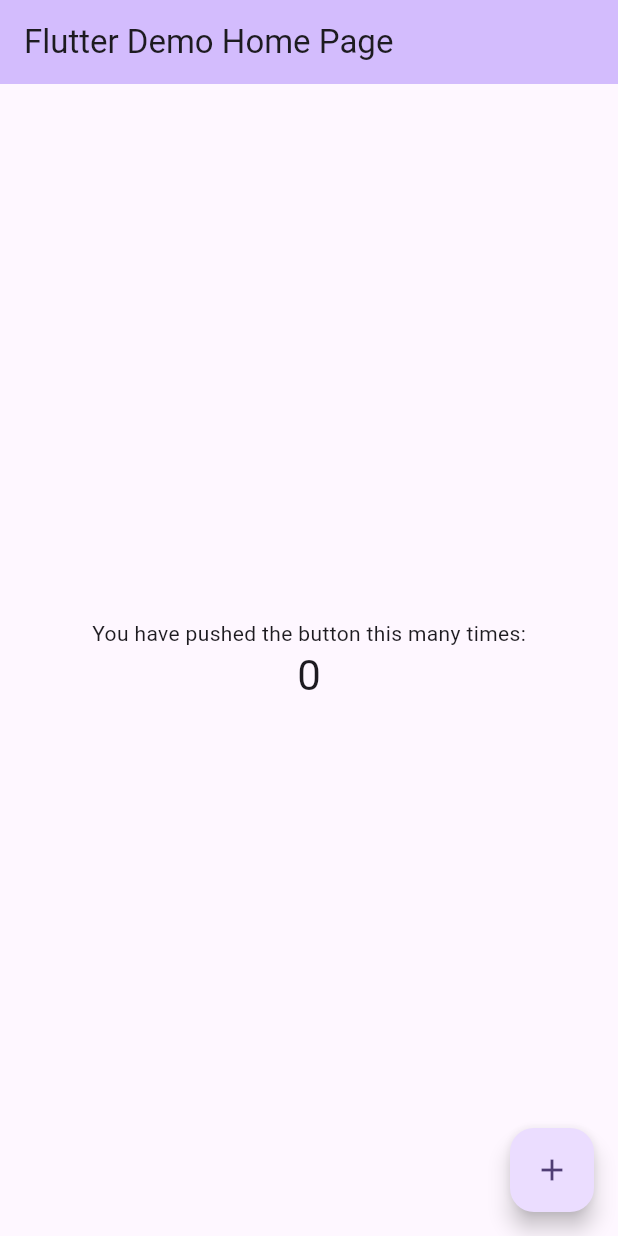
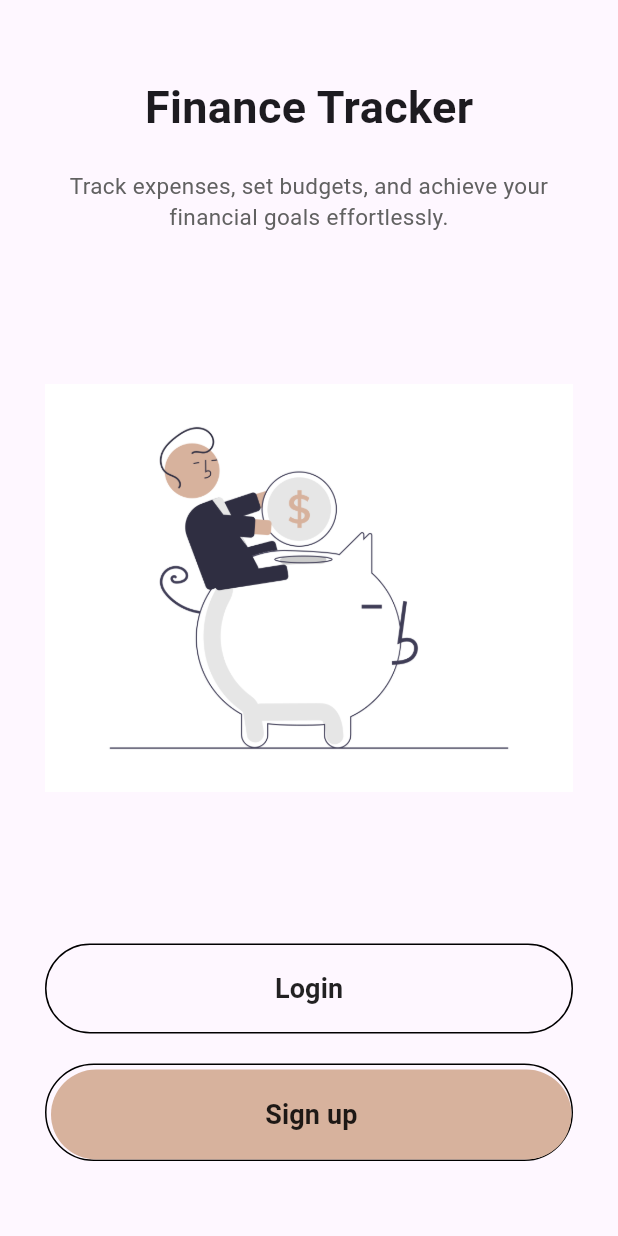
Before and after one commit to KushalAmatya/Finance_Tracker, a Flutter app: the screen it shows after launch, on a phone screen of 412 x 824 dp. Run offline on Flutter 3.47's test engine with Material 3 defaults, Android fonts, the phone set to English and light mode, and no system bars; our stand-ins replace animate_do.

Commit message:
Login GUI

```diff
--- a/lib/main.dart
+++ b/lib/main.dart
@@ -1,125 +1,125 @@
+// ignore_for_file: prefer_const_constructors
+
+import 'package:animate_do/animate_do.dart';
+
 import 'package:flutter/material.dart';
+import 'package:flutter/cupertino.dart';
+
+import 'authscreen/login.dart';
+import 'authscreen/signup.dart';
 
 void main() {
-  runApp(const MyApp());
+  runApp(MaterialApp(
+    debugShowCheckedModeBanner: false,
+    home: HomePage(),
+  ));
 }
 
-class MyApp extends StatelessWidget {
-  const MyApp({super.key});
-
-  // This widget is the root of your application.
+class HomePage extends StatelessWidget {
   @override
   Widget build(BuildContext context) {
-    return MaterialApp(
-      title: 'Flutter Demo',
-      theme: ThemeData(
-        // This is the theme of your application.
-        //
-        // TRY THIS: Try running your application with "flutter run". You'll see
-        // the application has a purple toolbar. Then, without quitting the app,
-        // try changing the seedColor in the colorScheme below to Colors.green
-        // and then invoke "hot reload" (save your changes or press the "hot
-        // reload" button in a Flutter-supported IDE, or press "r" if you used
-        // the command line to start the app).
-        //
-        // Notice that the counter didn't reset back to zero; the application
-        // state is not lost during the reload. To reset the state, use hot
-        // restart instead.
-        //
-        // This works for code too, not just values: Most code changes can be
-        // tested with just a hot reload.
-        colorScheme: ColorScheme.fromSeed(seedColor: Colors.deepPurple),
-        useMaterial3: true,
+    return Scaffold(
+      body: SafeArea(
+        child: Container(
+          width: double.infinity,
+          height: MediaQuery.of(context).size.height,
+          padding: EdgeInsets.symmetric(horizontal: 30, vertical: 50),
+          child: Column(
+            mainAxisAlignment: MainAxisAlignment.spaceBetween,
+            crossAxisAlignment: CrossAxisAlignment.center,
+            children: <Widget>[
+              Column(
+                children: <Widget>[
+                  FadeInUp(
+                      duration: Duration(milliseconds: 1000),
+                      child: Text(
+                        "Finance Tracker",
+                        style: TextStyle(
+                            fontWeight: FontWeight.bold, fontSize: 30),
+                      )),
+                  SizedBox(
+                    height: 20,
+                  ),
+                  FadeInUp(
+                      duration: Duration(milliseconds: 1200),
+                      child: Text(
+                        "Track expenses, set budgets, and achieve your financial goals effortlessly.",
+                        textAlign: TextAlign.center,
+                        style: TextStyle(color: Colors.grey[700], fontSize: 15),
+                      )),
+                ],
+              ),
+              FadeInUp(
+                  duration: Duration(milliseconds: 1400),
+                  child: Container(
+                    height: MediaQuery.of(context).size.height / 3,
+                    decoration: BoxDecoration(
+                        image: DecorationImage(
+                            image: AssetImage('assets/piggy.png'))),
+                  )),
+              Column(
+                children: <Widget>[
+                  FadeInUp(
+                      duration: Duration(milliseconds: 1500),
+                      child: MaterialButton(
+                        minWidth: double.infinity,
+                        height: 60,
+                        onPressed: () {
+                          Navigator.push(
+                              context,
+                              MaterialPageRoute(
+                                  builder: (context) => LoginPage()));
+                        },
+                        shape: RoundedRectangleBorder(
+                            side: BorderSide(color: Colors.black),
+                            borderRadius: BorderRadius.circular(50)),
+                        child: Text(
+                          "Login",
+                          style: TextStyle(
+                              fontWeight: FontWeight.w600, fontSize: 18),
+                        ),
+                      )),
+                  SizedBox(
+                    height: 20,
+                  ),
+                  FadeInUp(
+                      duration: Duration(milliseconds: 1600),
+                      child: Container(
+                        padding: EdgeInsets.only(top: 3, left: 3),
+                        decoration: BoxDecoration(
+                            borderRadius: BorderRadius.circular(50),
+                            border: Border(
+                              bottom: BorderSide(color: Colors.black),
+                              top: BorderSide(color: Colors.black),
+                              left: BorderSide(color: Colors.black),
+                              right: BorderSide(color: Colors.black),
+                            )),
+                        child: MaterialButton(
+                          minWidth: double.infinity,
+                          height: 60,
+                          onPressed: () {
+                            Navigator.push(
+                                context,
+                                MaterialPageRoute(
+                                    builder: (context) => SignupPage()));
+                          },
+                          color: Color.fromRGBO(215, 178, 157, 1),
+                          elevation: 0,
+                          shape: RoundedRectangleBorder(
+                              borderRadius: BorderRadius.circular(50)),
+                          child: Text(
+                            "Sign up",
+                            style: TextStyle(
+                                fontWeight: FontWeight.w600, fontSize: 18),
+                          ),
+                        ),
+                      ))
+                ],
+              )
+            ],
+          ),
+        ),
       ),
-      home: const MyHomePage(title: 'Flutter Demo Home Page'),
     );
   }
 }
-
-class MyHomePage extends StatefulWidget {
-  const MyHomePage({super.key, required this.title});
-
-  // This widget is the home page of your application. It is stateful, meaning
-  // that it has a State object (defined below) that contains fields that affect
-  // how it looks.
-
-  // This class is the configuration for the state. It holds the values (in this
-  // case the title) provided by the parent (in this case the App widget) and
-  // used by the build method of the State. Fields in a Widget subclass are
-  // always marked "final".
-
-  final String title;
-
-  @override
-  State<MyHomePage> createState() => _MyHomePageState();
-}
-
-class _MyHomePageState extends State<MyHomePage> {
-  int _counter = 0;
-
-  void _incrementCounter() {
-    setState(() {
-      // This call to setState tells the Flutter framework that something has
-      // changed in this State, which causes it to rerun the build method below
-      // so that the display can reflect the updated values. If we changed
-      // _counter without calling setState(), then the build method would not be
-      // called again, and so nothing would appear to happen.
-      _counter++;
-    });
-  }
-
-  @override
-  Widget build(BuildContext context) {
-    // This method is rerun every time setState is called, for instance as done
-    // by the _incrementCounter method above.
-    //
-    // The Flutter framework has been optimized to make rerunning build methods
-    // fast, so that you can just rebuild anything that needs updating rather
-    // than having to individually change instances of widgets.
-    return Scaffold(
-      appBar: AppBar(
-        // TRY THIS: Try changing the color here to a specific color (to
-        // Colors.amber, perhaps?) and trigger a hot reload to see the AppBar
-        // change color while the other colors stay the same.
-        backgroundColor: Theme.of(context).colorScheme.inversePrimary,
-        // Here we take the value from the MyHomePage object that was created by
-        // the App.build method, and use it to set our appbar title.
-        title: Text(widget.title),
-      ),
-      body: Center(
-        // Center is a layout widget. It takes a single child and positions it
-        // in the middle of the parent.
-        child: Column(
-          // Column is also a layout widget. It takes a list of children and
-          // arranges them vertically. By default, it sizes itself to fit its
-          // children horizontally, and tries to be as tall as its parent.
-          //
-          // Column has various properties to control how it sizes itself and
-          // how it positions its children. Here we use mainAxisAlignment to
-          // center the children vertically; the main axis here is the vertical
-          // axis because Columns are vertical (the cross axis would be
-          // horizontal).
-          //
-          // TRY THIS: Invoke "debug painting" (choose the "Toggle Debug Paint"
-          // action in the IDE, or press "p" in the console), to see the
-          // wireframe for each widget.
-          mainAxisAlignment: MainAxisAlignment.center,
-          children: <Widget>[
-            const Text(
-              'You have pushed the button this many times:',
-            ),
-            Text(
-              '$_counter',
-              style: Theme.of(context).textTheme.headlineMedium,
-            ),
-          ],
-        ),
-      ),
-      floatingActionButton: FloatingActionButton(
-        onPressed: _incrementCounter,
-        tooltip: 'Increment',
-        child: const Icon(Icons.add),
-      ), // This trailing comma makes auto-formatting nicer for build methods.
-    );
-  }
-}
```
Also changed, not shown: lib/authscreen/login.dart (added, +160 -0 lines), lib/authscreen/signup.dart (added, +143 -0 lines), pubspec.yaml (+6 -7 lines), assets/background.png (added), assets/piggy.png (added), pubspec.lock.
